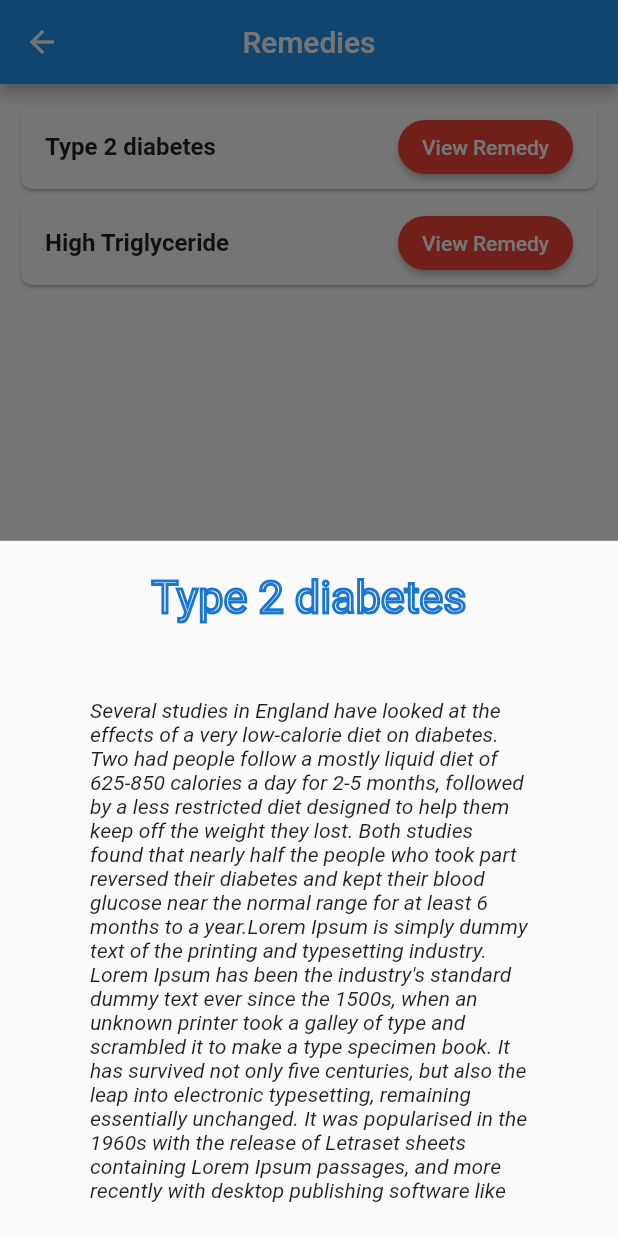
After one commit to aakashabhi/Care2x, a Flutter app: the ViewRemedy screen opened directly, after a tap on "View Remedy", on a phone screen of 412 x 824 dp. The commit adds this screen. Run offline on Flutter 3.47's test engine with Material 2 defaults, Android fonts, the phone set to English and light mode, and no system bars; our stand-ins replace cloud_firestore, firebase_auth, firebase_core; accounts and stored records are empty.

Commit message:
view remedy

```diff
--- /dev/null
+++ b/care2x/lib/ViewRemedies/Remedy_description.dart
@@ -0,0 +1,36 @@
+import 'package:care2x/ViewRemedies/remedy.dart';
+import 'package:flutter/material.dart';
+
+class Description extends StatelessWidget {
+  final Remedy rem;
+  Description({required this.rem});
+
+  @override
+  Widget build(BuildContext context) {
+    return SingleChildScrollView(
+      child: Container(
+        child: Column(
+          children: <Widget>[
+            Text(
+              rem.title,
+              style: TextStyle(
+                fontSize: 30,
+                foreground: Paint()
+                  ..style = PaintingStyle.stroke
+                  ..strokeWidth = 2
+                  ..color = Colors.blue[700]!,
+              ),
+            ),
+            SizedBox(
+              height: 50,
+            ),
+            Text(
+              rem.description,
+              style: TextStyle(fontStyle: FontStyle.italic),
+            ),
+          ],
+        ),
+      ),
+    );
+  }
+}
--- /dev/null
+++ b/care2x/lib/ViewRemedies/remedy.dart
@@ -0,0 +1,5 @@
+class Remedy {
+  late String title;
+  late String description;
+  Remedy({required this.title, required this.description});
+}
--- /dev/null
+++ b/care2x/lib/ViewRemedies/view_remedy.dart
@@ -0,0 +1,86 @@
+import 'package:care2x/ViewRemedies/Remedy_description.dart';
+import 'package:care2x/ViewRemedies/remedy.dart';
+import 'package:flutter/material.dart';
+
+class ViewRemedy extends StatefulWidget {
+  const ViewRemedy({Key? key}) : super(key: key);
+
+  @override
+  _ViewRemedyState createState() => _ViewRemedyState();
+}
+
+class _ViewRemedyState extends State<ViewRemedy> {
+  List<Remedy> remedies = [
+    Remedy(
+        title: 'Type 2 diabetes',
+        description:
+            'Several studies in England have looked at the effects of a very low-calorie diet on diabetes. Two had people follow a mostly liquid diet of 625-850 calories a day for 2-5 months, followed by a less restricted diet designed to help them keep off the weight they lost. Both studies found that nearly half the people who took part reversed their diabetes and kept their blood glucose near the normal range for at least 6 months to a year.Lorem Ipsum is simply dummy text of the printing and typesetting industry. Lorem Ipsum has been the industry\'s standard dummy text ever since the 1500s, when an unknown printer took a galley of type and scrambled it to make a type specimen book. It has survived not only five centuries, but also the leap into electronic typesetting, remaining essentially unchanged. It was popularised in the 1960s with the release of Letraset sheets containing Lorem Ipsum passages, and more recently with desktop publishing software like Aldus PageMaker including versions of Lorem Ipsum.'),
+    Remedy(
+        title: 'High Triglyceride',
+        description:
+            'Carrying even a few extra pounds contributes to high cholesterol. Small changes add up. If you drink sugary beverages, switch to tap water. Snack on air-popped popcorn or pretzels — but keep track of the calories. If you crave something sweet, try sherbet or candies with little or no fat, such as jelly beans.'),
+  ];
+  @override
+  Widget build(BuildContext context) {
+    void _showDescriptionPanel(Remedy Rem) {
+      showModalBottomSheet(
+          context: context,
+          builder: (context) {
+            return Container(
+              padding: EdgeInsets.symmetric(vertical: 20.0, horizontal: 60.0),
+              child: Description(rem: Rem),
+            );
+          });
+    }
+
+    return Scaffold(
+      backgroundColor: Colors.white,
+      appBar: AppBar(
+        title: Text('Remedies'),
+        centerTitle: true,
+        backgroundColor: Colors.blue,
+      ),
+      body: Padding(
+        padding: const EdgeInsets.fromLTRB(10.0, 10.0, 10.0, 10.0),
+        child: ListView.builder(
+            itemCount: remedies.length,
+            itemBuilder: (context, index) {
+              return Card(
+                shape: RoundedRectangleBorder(
+                  borderRadius: BorderRadius.circular(8.0),
+                ),
+                child: ListTile(
+                  onTap: () {},
+                  title: Row(
+                    crossAxisAlignment: CrossAxisAlignment.center,
+                    mainAxisAlignment: MainAxisAlignment.spaceBetween,
+                    children: <Widget>[
+                      Text(
+                        remedies[index].title,
+                        style: TextStyle(fontWeight: FontWeight.bold),
+                      ),
+                      Container(
+                        child: MaterialButton(
+                          onPressed: () =>
+                              _showDescriptionPanel(remedies[index]),
+                          color: Colors.red,
+                          shape: RoundedRectangleBorder(
+                            borderRadius: BorderRadius.circular(20.0),
+                          ),
+                          child: Text(
+                            "View Remedy",
+                            style: TextStyle(
+                              color: Colors.white,
+                            ),
+                          ),
+                        ),
+                      ),
+                    ],
+                  ),
+                ),
+              );
+            }),
+      ),
+    );
+  }
+}
--- a/care2x/lib/main.dart
+++ b/care2x/lib/main.dart
@@ -1,4 +1,5 @@
 import 'package:care2x/Cart/viewCart.dart';
+import 'package:care2x/ViewRemedies/view_remedy.dart';
 import 'package:care2x/login/login_screen.dart';
 import 'package:firebase_core/firebase_core.dart';
 import 'package:flutter/material.dart';
@@ -29,7 +30,7 @@ class MyApp extends StatelessWidget {
         // is not restarted.
         primarySwatch: Colors.blue,
       ),
-      home: ViewCart(),
+      home: LoginPage(),
     );
   }
 }
```
